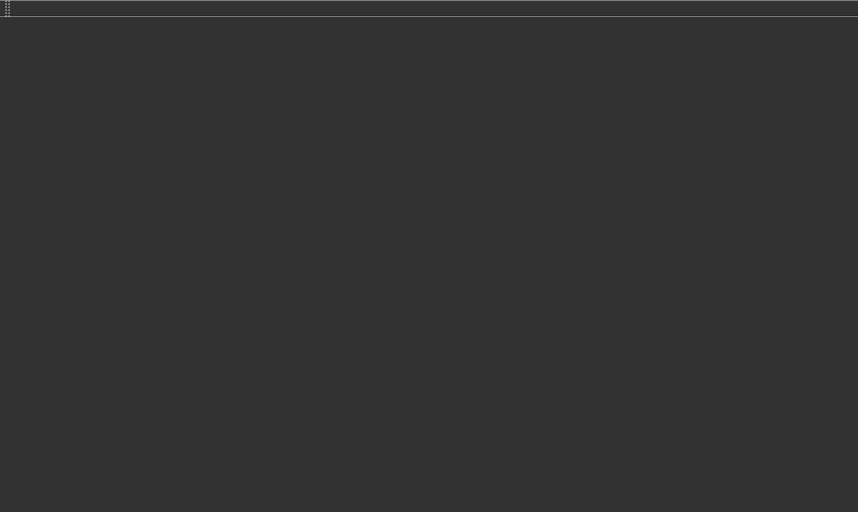
Before: the Qt Designer form src/OpenCOVER/DrivingSim/oddlot/src/mainwindow.ui in hlrs-vis/covise, drawn with Qt 5.
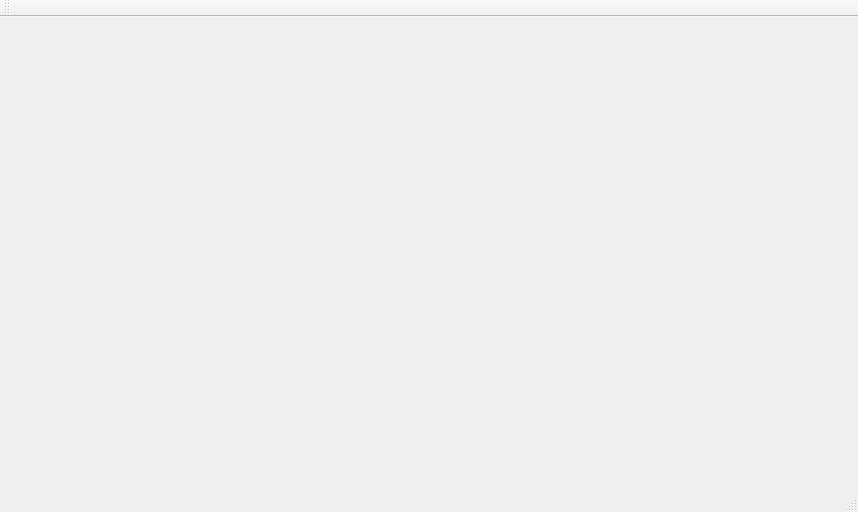
After: the same form once the commit is applied. Icons and pictures are not drawn.

What changed in the file:
```diff
--- a/src/OpenCOVER/DrivingSim/oddlot/src/mainwindow.ui
+++ b/src/OpenCOVER/DrivingSim/oddlot/src/mainwindow.ui
@@ -17,165 +17,7 @@
    <bool>false</bool>
   </property>
   <property name="styleSheet">
-   <string notr="true">QWidget{
-background-color: rgb(50,50,50);
-color: white;
-font: normal 10px;
-/*margin-left: 1px;
-margin-right: 1px;
-margin-top: 1px;
-margin-bottom: 1px;*/
-}
-QMainWindow{
-background-color: rgb(50, 50, 50);
-color: white;
-selection-color: yellow;
-selection-background-color: black;
-border-style: inset;
-border-width: 0;
-border-color: gray;
-/* border-radius: 10px; */
-font: normal 10px;
-padding: 0px;
-min-width: 3em;
-}
-QScrollBar:vertical {
-/*border: 2px solid grey;*/
-width: 10px;
-/* margin: 22px 0 22px 0;*/
-}
-QScrollBar:horizontal {
-height: 10px;
-}
-QToolBox::tab:selected {
-font: italic;
-}
-QToolBox::tab {
-background: qlineargradient( x1: 0, y1: 0, x2: 0, y2: 1, stop: 0 #444, stop: 0.1 #555, stop: 0.49 #333, stop: 0.5 #222, stop: 1 #333);
-color: white;
-}
-QMenuBar::item:title {
-background-color: rgb(50, 50, 50);
-}
-QMenuBar::title:icon{
-background-color: rgb(50,50,50);
-}
-QDockWidget {
-background-color: rgb(100, 100, 100);
-}
-QDockWidget::float-button {
-background-color: rgb(50, 50, 50);
-}
-
-QTreeView::item:hover {
-background-color: yellow;
-color :black;
-}
-QTreeView::item:selected {
-background-color: yellow;
-color: black;
-}
-QTreeView::branch:closed:has-children:!has-siblings,
-QTreeView::branch:closed:has-children:has-siblings {
-border-image: none;
-image: url(/src/covise/src/OpenCOVER/DrivingSim/oddlot/src/branch_closed.png);
-}
-QTreeView::branch:open:has-children:!has-siblings,
-QTreeView::branch:open:has-children:has-siblings {
-border-image: none;
-image: url(/src/covise/src/OpenCOVER/DrivingSim/oddlot/src/branch_open.png);
-}
-QLineEdit{
-background-color: rgb(50, 50, 50);
-} 
-QLineEdit:hover{
-border: 1px solid gray;
-background-color: rgb(50, 50, 50);
-}
-QLabel{
-border-style: none;
-}
-QTabBar{
-color:  rgb(50, 50, 50);
-}
-QHeaderView::section{
-background-color: rgb(50,50,50);
-}
-
-
-QTabWidget::pane { /* The tab widget frame */
-    border-top: 2px solid #323232;
-}
-
-QTabWidget::tab-bar {
-    left: 5px; /* move to the right by 5px */
-}
-
-/* Style the tab using the tab sub-control. Note that
-    it reads QTabBar _not_ QTabWidget */
-QTabBar::tab {
-    background: qlineargradient(x1: 0, y1: 0, x2: 0, y2: 1,
-                                stop: 0 #626262, stop: 0.4 #525252,
-                                stop: 0.5 #323232, stop: 1.0 #303030);
-    color: white;
-    border: 2px solid #C4C4C3;
-    border-bottom-color: #323232; /* same as the pane color */
-    border-top-left-radius: 4px;
-    border-top-right-radius: 4px;
-    min-width: 8ex;
-    padding: 2px;
-}
-
-QTabBar::tab:selected, QTabBar::tab:hover {
-    background: qlineargradient(x1: 0, y1: 0, x2: 0, y2: 1,
-                                stop: 0 #fafafa, stop: 0.4 #f4f4f4,
-                                stop: 0.5 #e7e7e7, stop: 1.0 #fafafa);
-    color: black;
-}
-
-QTabBar::tab:selected {
-
-    color: black;
-    border-color: #525252;
-    border-bottom-color: #323232; /* same as pane color */
-}
-
-QTabBar::tab:!selected {
-    margin-top: 2px; /* make non-selected tabs look smaller */
-}
-
-/* make use of negative margins for overlapping tabs */
-QTabBar::tab:selected {
-    /* expand/overlap to the left and right by 4px */
-    margin-left: -4px;
-    margin-right: -4px;
-}
-
-QTabBar::tab:first:selected {
-    margin-left: 0; /* the first selected tab has nothing to overlap with on the left */
-}
-
-QTabBar::tab:last:selected {
-    margin-right: 0; /* the last selected tab has nothing to overlap with on the right */
-}
-
-QTabBar::tab:only-one {
-    margin: 0; /* if there is only one tab, we don't want overlapping margins */
-}
-
-QSplitter::handle:vertical {
-background: qlineargradient(x1:0, y1:0, x2:0, y2:1,
-    stop:0 #eee, stop:1 #ccc);
-border: 1px solid #777;
-height: 3px;
-margin-left: 2px;
-margin-right: 2px;
-margin-top: 1px;
-margin-bottom: 1px;
-border-radius: 4px;
-}
-
-</string>
+   <string notr="true"/>
   </property>
   <widget class="QWidget" name="centralWidget"/>
   <widget class="QMenuBar" name="menuBar">
```
Left out of the diff: 2 changed lines with no effect on the pictures.
